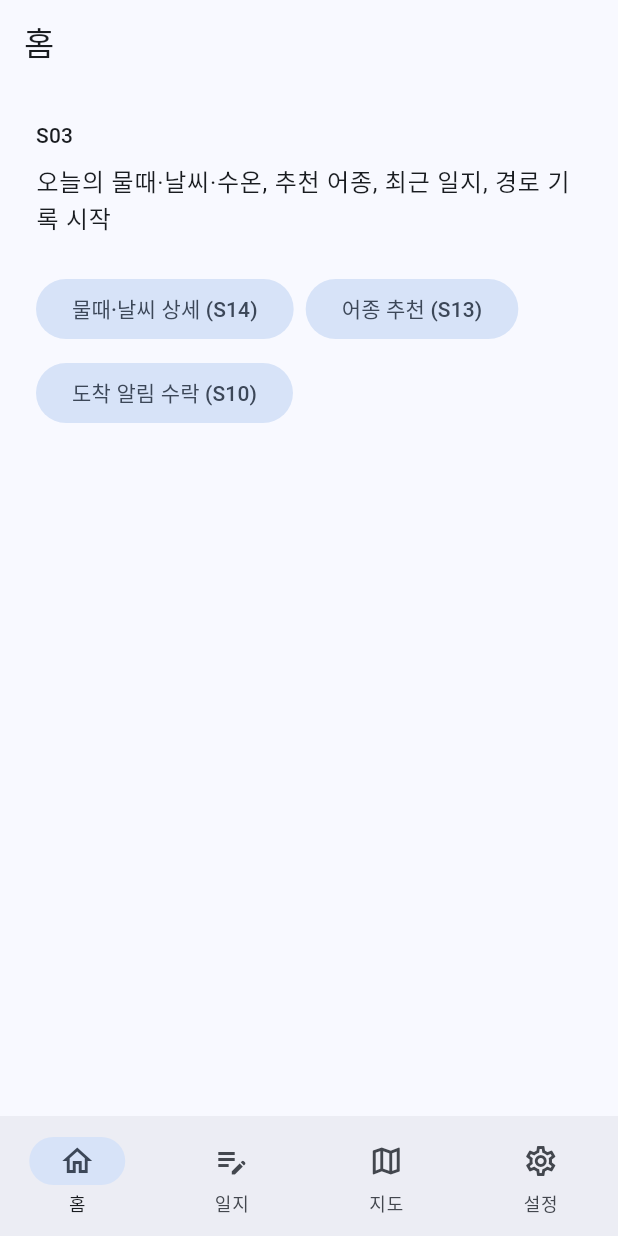
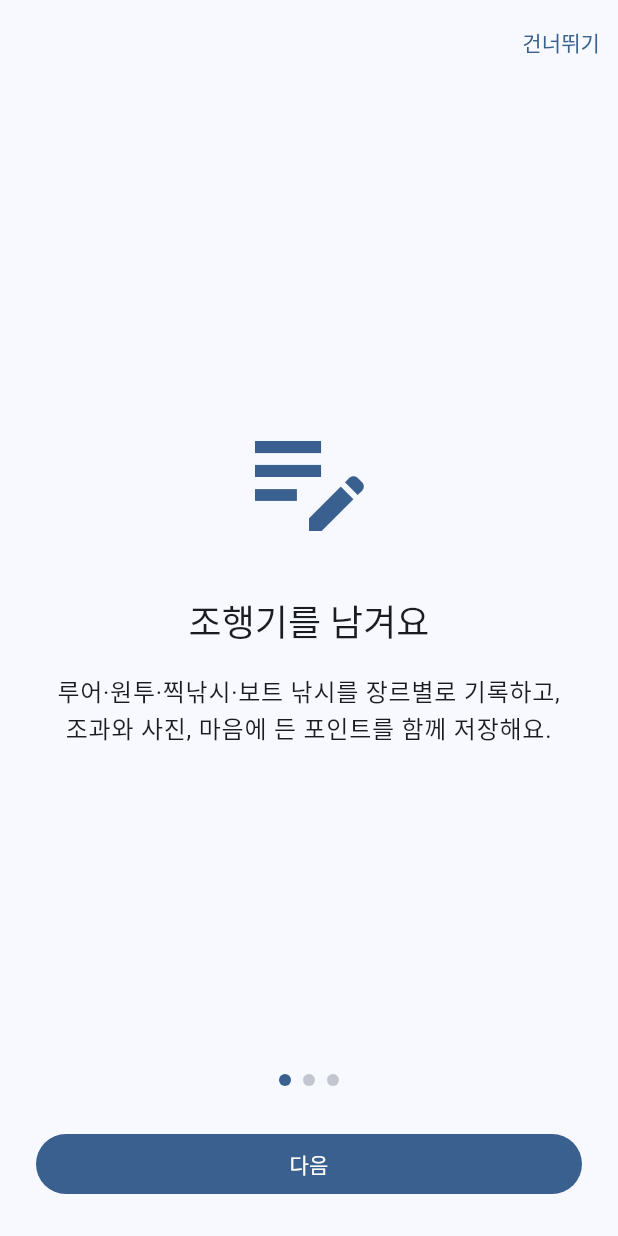
Before and after one commit to onappkr/bada_sanai, a Flutter app: the screen it shows after launch, on a phone screen of 412 x 824 dp. Run offline on Flutter 3.47's test engine with Material 3 defaults, Android fonts, the phone set to English and light mode, and no system bars; our stand-ins replace drift, drift_flutter, file_picker, flutter_riverpod, go_router, image_picker and 3 more; accounts and stored records are empty; generated files the repository leaves out were written again.

Commit message:
온보딩·권한 안내·설정: 첫 실행 온보딩 리다이렉트, 권한 요청 화면, 설정 화면, Android·iOS 권한 선언
Co-Authored-By: Claude Sonnet 5.5 <noreply@anthropic.com>

```diff
--- a/lib/app/app.dart
+++ b/lib/app/app.dart
@@ -2,9 +2,23 @@ import 'package:flutter_riverpod/flutter_riverpod.dart';
 import 'package:go_router/go_router.dart';
 import 'package:material_ui/material_ui.dart';
 
+import '../features/settings/application/settings_providers.dart';
 import 'app_router.dart';
 
-final routerProvider = Provider<GoRouter>((ref) => createRouter());
+final routerProvider = Provider<GoRouter>((ref) {
+  // 온보딩 완료 여부가 바뀌면 라우터가 현재 위치를 다시 판단한다.
+  final refresh = ValueNotifier<int>(0);
+  ref.listen<bool>(onboardingDoneProvider, (_, _) => refresh.value++);
+  final router = createRouter(
+    onboardingDone: () => ref.read(onboardingDoneProvider),
+    refresh: refresh,
+  );
+  ref.onDispose(() {
+    router.dispose();
+    refresh.dispose();
+  });
+  return router;
+});
 
 class BadaSanaiApp extends ConsumerWidget {
   const BadaSanaiApp({super.key});
--- /dev/null
+++ b/lib/features/settings/presentation/onboarding_screen.dart
@@ -0,0 +1,124 @@
+import 'package:flutter_riverpod/flutter_riverpod.dart';
+import 'package:go_router/go_router.dart';
+import 'package:material_ui/material_ui.dart';
+
+import '../../../app/routes.dart';
+import '../application/settings_providers.dart';
+
+class _Page {
+  const _Page(this.icon, this.title, this.body);
+  final IconData icon;
+  final String title;
+  final String body;
+}
+
+const _pages = [
+  _Page(Icons.edit_note, '조행기를 남겨요',
+      '루어·원투·찍낚시·보트 낚시를 장르별로 기록하고, 조과와 사진, 마음에 든 포인트를 함께 저장해요.'),
+  _Page(Icons.notifications_active_outlined, '바다에 도착하면 알려 드려요',
+      '해안에 도착하면 알림으로 물어보고, 수락하면 이동 경로와 머문 자리를 기록해 포인트 후보로 만들어 드려요.'),
+  _Page(Icons.lock_outline, '내 기록은 내 기기에',
+      '로그인 없이 시작해요. 기록은 이 기기에만 저장되니 설정에서 가끔 백업해 두세요. 포인트는 링크로 친구에게 보낼 수 있어요.'),
+];
+
+/// S01 온보딩: 앱 소개 3장. 처음 실행 때 한 번, 이후에는 설정에서 다시 볼 수 있다.
+class OnboardingScreen extends ConsumerStatefulWidget {
+  const OnboardingScreen({super.key});
+
+  @override
+  ConsumerState<OnboardingScreen> createState() => _OnboardingScreenState();
+}
+
+class _OnboardingScreenState extends ConsumerState<OnboardingScreen> {
+  final _controller = PageController();
+  int _index = 0;
+
+  /// 설정에서 다시 본 경우(이미 완료)에는 끝나면 돌아가고, 처음이면 권한 안내로 간다.
+  late final bool _revisit = ref.read(onboardingDoneProvider);
+
+  @override
+  void dispose() {
+    _controller.dispose();
+    super.dispose();
+  }
+
+  Future<void> _finish() async {
+    if (_revisit) {
+      if (mounted) context.pop();
+      return;
+    }
+    await ref.read(onboardingDoneProvider.notifier).complete();
+    if (mounted) context.go(Routes.permissions);
+  }
+
+  @override
+  Widget build(BuildContext context) {
+    final last = _index == _pages.length - 1;
+    final text = Theme.of(context).textTheme;
+    return Scaffold(
+      appBar: AppBar(
+        automaticallyImplyLeading: false,
+        actions: [
+          if (!last) TextButton(onPressed: _finish, child: const Text('건너뛰기')),
+        ],
+      ),
+      body: Column(
+        children: [
+          Expanded(
+            child: PageView.builder(
+              controller: _controller,
+              itemCount: _pages.length,
+              onPageChanged: (i) => setState(() => _index = i),
+              itemBuilder: (context, i) {
+                final p = _pages[i];
+                return Padding(
+                  padding: const EdgeInsets.symmetric(horizontal: 32),
+                  child: Column(
+                    mainAxisAlignment: MainAxisAlignment.center,
+                    children: [
+                      Icon(p.icon, size: 96, color: Theme.of(context).colorScheme.primary),
+                      const SizedBox(height: 32),
+                      Text(p.title, style: text.headlineSmall, textAlign: TextAlign.center),
+                      const SizedBox(height: 16),
+                      Text(p.body, style: text.bodyLarge, textAlign: TextAlign.center),
+                    ],
+                  ),
+                );
+              },
+            ),
+          ),
+          Row(
+            mainAxisAlignment: MainAxisAlignment.center,
+            children: [
+              for (var i = 0; i < _pages.length; i++)
+                Container(
+                  margin: const EdgeInsets.all(4),
+                  width: 8,
+                  height: 8,
+                  decoration: BoxDecoration(
+                    shape: BoxShape.circle,
+                    color: i == _index
+                        ? Theme.of(context).colorScheme.primary
+                        : Theme.of(context).colorScheme.outlineVariant,
+                  ),
+                ),
+            ],
+          ),
+          Padding(
+            padding: const EdgeInsets.all(24),
+            child: SizedBox(
+              width: double.infinity,
+              child: FilledButton(
+                onPressed: last
+                    ? _finish
+                    : () => _controller.nextPage(
+                        duration: const Duration(milliseconds: 250), curve: Curves.easeOut),
+                child: Text(last ? (_revisit ? '닫기' : '시작하기') : '다음'),
+              ),
+            ),
+          ),
+        ],
+      ),
+    );
+  }
+}
--- a/pubspec.yaml
+++ b/pubspec.yaml
@@ -47,6 +47,7 @@ dependencies:
   share_plus: ^13.3.1
   archive: ^4.7.1
   file_picker: ^13.4.1
+  permission_handler: ^13.0.2
 
 dev_dependencies:
   flutter_test:
```
Also changed, not shown: lib/app/app_router.dart (+22 -16 lines), lib/app/onboarding_redirect.dart (added, +10 -0 lines), lib/features/permissions/application/permission_providers.dart (added, +13 -0 lines), lib/features/permissions/data/handler_permission_service.dart (added, +47 -0 lines), lib/features/permissions/domain/permission_service.dart (added, +40 -0 lines), lib/features/permissions/presentation/permissions_screen.dart (added, +121 -0 lines), lib/features/settings/application/settings_providers.dart (added, +31 -0 lines), lib/features/settings/data/settings_repositories.dart (added, +34 -0 lines), lib/features/settings/domain/settings_repository.dart (added, +19 -0 lines), lib/features/settings/presentation/settings_screen.dart (added, +37 -0 lines), lib/main.dart (+20 -1 lines), lib/main_preview.dart (+28 -0 lines), pubspec.lock, 5 other files.
